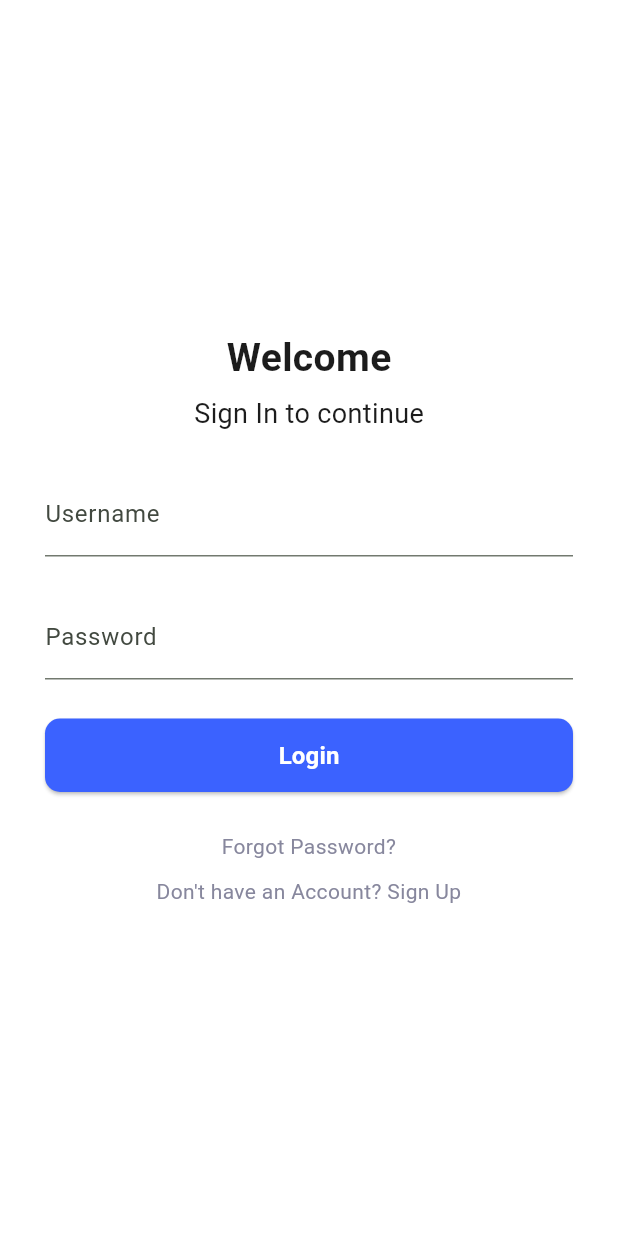
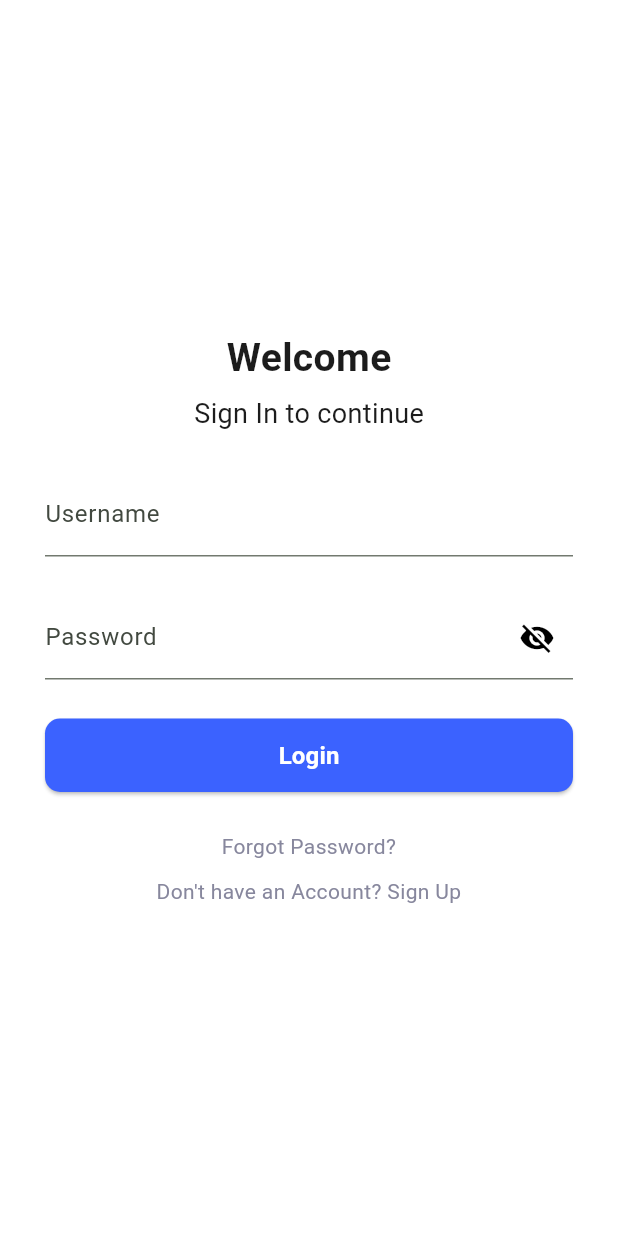
Before and after one commit to Project-Buhay/buhay-frontend, a Flutter app: the screen it shows after launch, on a phone screen of 412 x 824 dp. Run offline on Flutter 3.47's test engine with Material 3 defaults, Android fonts, the light colour scheme and no system bars; drawn by our look-alikes of flutter_form_builder; our stand-ins replace appwrite, firebase_core, flutter_svg, form_builder_validators, get_it, go_router and 4 more; missing offline and left inert: mapbox_maps_flutter; accounts and stored records are empty; Roboto replaces fonts that are missing (Poppins).

Commit message:
feat: add show password option in login

```diff
--- a/lib/system_ui/presentation/login/login.dart
+++ b/lib/system_ui/presentation/login/login.dart
@@ -19,6 +19,7 @@ class LoginPage extends StatefulWidget {
 class _LoginPageState extends State<LoginPage> {
   final FormController _controller = FormController();
   bool _firstPress = false;
+  bool _passwordVisible = false;
 
   @override
   void initState() {
@@ -195,8 +196,23 @@ class _LoginPageState extends State<LoginPage> {
                 SizedBox(height: 26),
                 FormBuilderTextField(
                   name: 'password',
-                  obscureText: true,
-                  decoration: const InputDecoration(labelText: 'Password'),
+                  obscureText: !_passwordVisible,
+                  decoration: InputDecoration(
+                    labelText: 'Password',
+                    suffixIcon: IconButton(
+                          icon: Icon(
+                            _passwordVisible
+                            ? Icons.visibility
+                            : Icons.visibility_off,
+                            color: Colors.black,
+                            ),
+                          onPressed: () {
+                            setState(() {
+                                _passwordVisible = !_passwordVisible;
+                            });
+                          },
+                        ),
+                    ),
                   validator: _controller.validatePassword(),
                 ),
                 SizedBox(height: 26),
```
